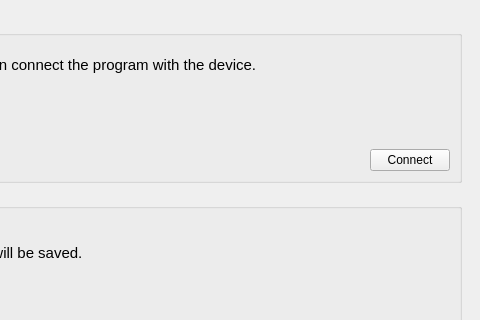
This is Main/GUI_INZ_Main_project/mainwindow.ui in mgmike1011/INZ-GUI as Qt 5 draws it before an edit; both pictures show x 706 to 1186 and y 278 to 598 of the 1186 by 702 pixel window. The edited form follows.
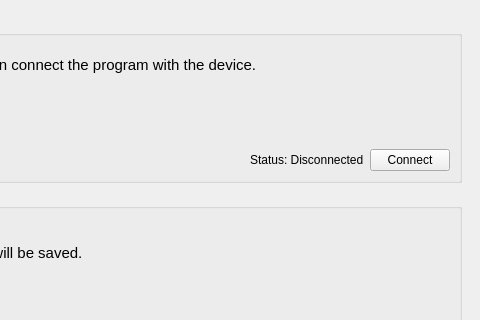
This is the edited form. The open tabs and pages were chosen to show the change. Icons and pictures are not drawn.

What changed in the file:
```diff
--- a/Main/GUI_INZ_Main_project/mainwindow.ui
+++ b/Main/GUI_INZ_Main_project/mainwindow.ui
@@ -275,6 +275,16 @@
                </property>
               </spacer>
              </item>
+             <item>
+              <widget class="QLabel" name="Conncectionstatuslabel">
+               <property name="enabled">
+                <bool>true</bool>
+               </property>
+               <property name="text">
+                <string>Status: Disconnected</string>
+               </property>
+              </widget>
+             </item>
              <item>
               <widget class="QPushButton" name="pushButton_4">
                <property name="cursor">
```
Left out of the diff: 4 changed lines with no effect on the pictures.
